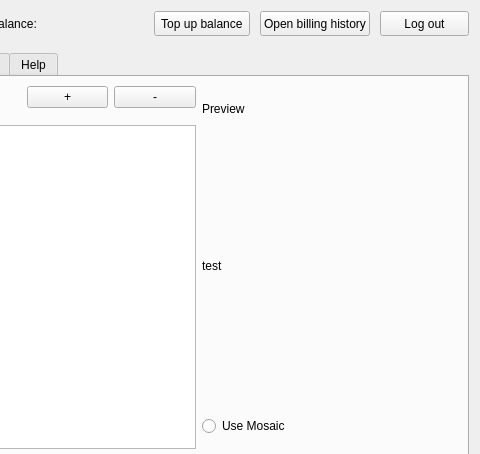
Before: the Qt Designer form mapflow/dialogs/static/ui/main_dialog.ui in Geoalert/mapflow-qgis, drawn with Qt 5; both pictures show x 630 to 1110 and y 0 to 454 of the 1110 by 550 pixel window.
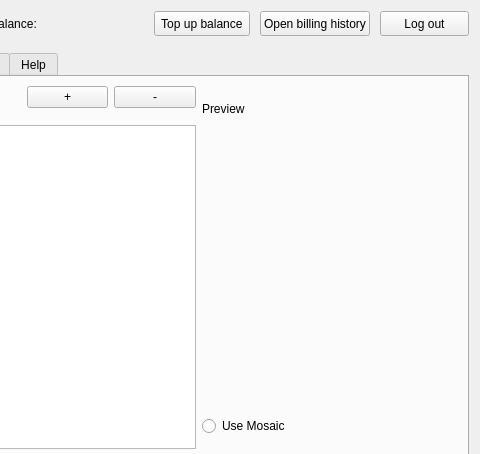
After: the same form once the commit is applied. The open tabs and pages were chosen to show the change. Icons and pictures are not drawn. Custom widgets are drawn as their Qt base class.

Commit message: Error handler arguments

Diff of the .ui file:
```diff
--- a/mapflow/dialogs/static/ui/main_dialog.ui
+++ b/mapflow/dialogs/static/ui/main_dialog.ui
@@ -1548,7 +1548,7 @@
                   <enum>QFrame::NoFrame</enum>
                  </property>
                  <property name="text">
-                  <string>test</string>
+                  <string/>
                  </property>
                  <property name="textFormat">
                   <enum>Qt::AutoText</enum>
```
Left out of the diff: 2 changed lines with no effect on the pictures. The commit also changes 1 other file.
